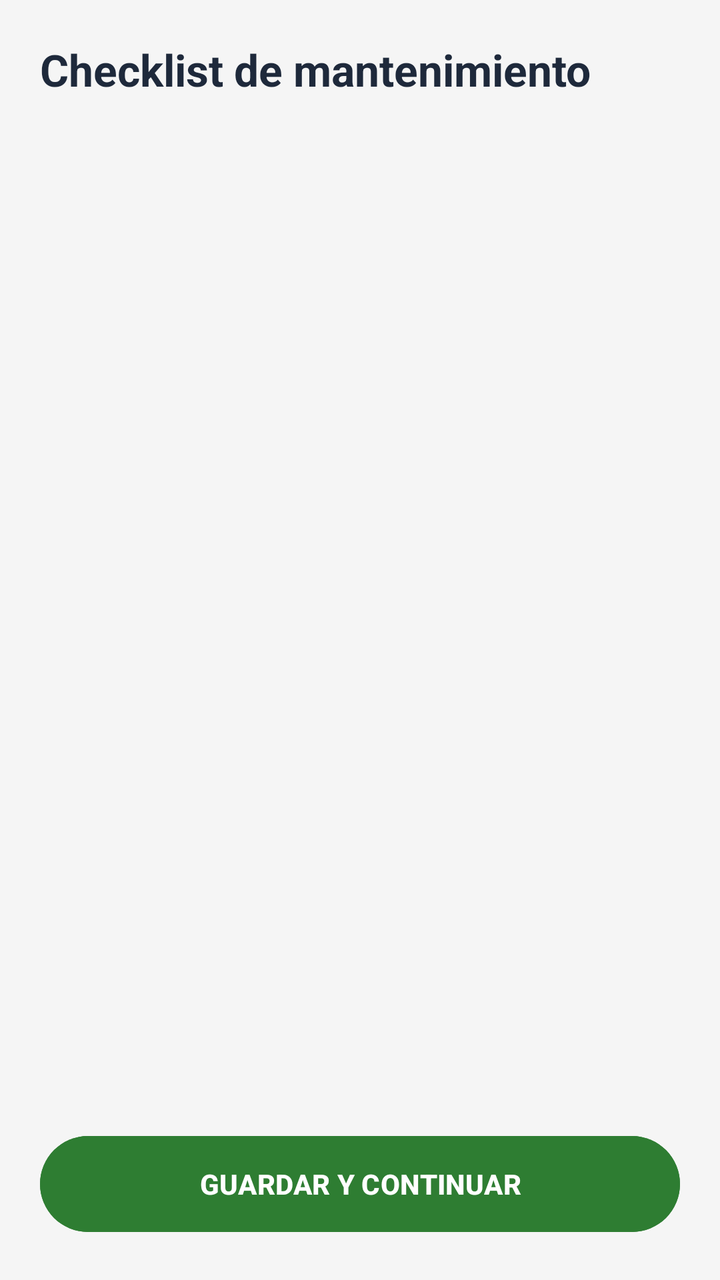
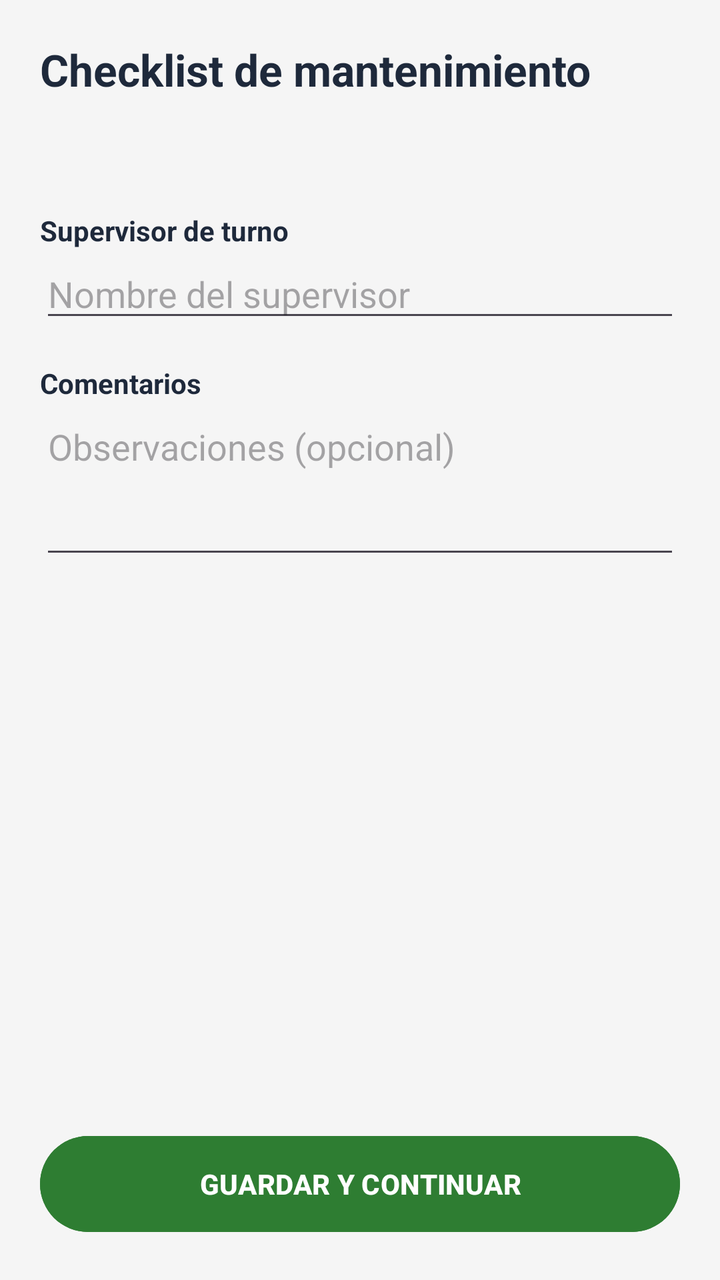

The first picture is an Android layout as it rendered before a commit; the second is the same layout after the commit. The layout source and the unified diff follow.
<!-- AndroidManifest.xml: application theme Theme.Controller -->
<!-- res/layout/activity_mantenimiento_checklist.xml -->
<?xml version="1.0" encoding="utf-8"?>
<LinearLayout xmlns:android="http://schemas.android.com/apk/res/android"
    android:layout_width="match_parent"
    android:layout_height="match_parent"
    android:orientation="vertical"
    android:background="#F5F5F5"
    android:padding="20dp">

    <TextView
        android:id="@+id/tvMttoTitulo"
        android:layout_width="match_parent"
        android:layout_height="wrap_content"
        android:text="Checklist de mantenimiento"
        android:textSize="22sp"
        android:textStyle="bold"
        android:textColor="#1E293B" />

    <TextView
        android:id="@+id/tvMttoSubtitulo"
        android:layout_width="match_parent"
        android:layout_height="wrap_content"
        android:layout_marginTop="4dp"
        android:textSize="15sp"
        android:textColor="#607D8B" />

    <ScrollView
        android:layout_width="match_parent"
        android:layout_height="0dp"
        android:layout_weight="1"
        android:layout_marginTop="16dp"
        android:fillViewport="true">

        <LinearLayout
            android:id="@+id/contenedorItemsMtto"
            android:layout_width="match_parent"
            android:layout_height="wrap_content"
            android:orientation="vertical" />
    </ScrollView>

    <ProgressBar
        android:id="@+id/progressMtto"
        android:layout_width="wrap_content"
        android:layout_height="wrap_content"
        android:layout_gravity="center"
        android:visibility="gone" />

    <Button
        android:id="@+id/btnGuardarMtto"
        android:layout_width="match_parent"
        android:layout_height="56dp"
        android:layout_marginTop="12dp"
        android:text="GUARDAR Y CONTINUAR"
        android:textStyle="bold"
        android:backgroundTint="#2E7D32"
        android:textColor="#FFFFFF" />

</LinearLayout>
<!-- resources referenced by this layout -->
<resources>
  <style name="Theme.Controller" parent="Base.Theme.Controller" />
  <style name="Base.Theme.Controller" parent="Theme.Material3.DayNight.NoActionBar">
          
          
      </style>
</resources>

<!-- the commit's change to res/layout/activity_mantenimiento_checklist.xml (unified diff, before → after) -->
@@ -31,10 +31,49 @@
         android:fillViewport="true">
 
         <LinearLayout
-            android:id="@+id/contenedorItemsMtto"
             android:layout_width="match_parent"
             android:layout_height="wrap_content"
-            android:orientation="vertical" />
+            android:orientation="vertical">
+
+            <LinearLayout
+                android:id="@+id/contenedorItemsMtto"
+                android:layout_width="match_parent"
+                android:layout_height="wrap_content"
+                android:orientation="vertical" />
+
+            <TextView
+                android:layout_width="match_parent"
+                android:layout_height="wrap_content"
+                android:layout_marginTop="16dp"
+                android:text="Supervisor de turno"
+                android:textStyle="bold"
+                android:textColor="#1E293B" />
+
+            <EditText
+                android:id="@+id/etSupervisorTurno"
+                android:layout_width="match_parent"
+                android:layout_height="wrap_content"
+                android:hint="Nombre del supervisor"
+                android:inputType="textCapWords"
+                android:maxLines="1" />
+
+            <TextView
+                android:layout_width="match_parent"
+                android:layout_height="wrap_content"
+                android:layout_marginTop="16dp"
+                android:text="Comentarios"
+                android:textStyle="bold"
+                android:textColor="#1E293B" />
+
+            <EditText
+                android:id="@+id/etComentarios"
+                android:layout_width="match_parent"
+                android:layout_height="wrap_content"
+                android:hint="Observaciones (opcional)"
+                android:inputType="textMultiLine|textCapSentences"
+                android:minLines="3"
+                android:gravity="top" />
+        </LinearLayout>
     </ScrollView>
 
     <ProgressBar
